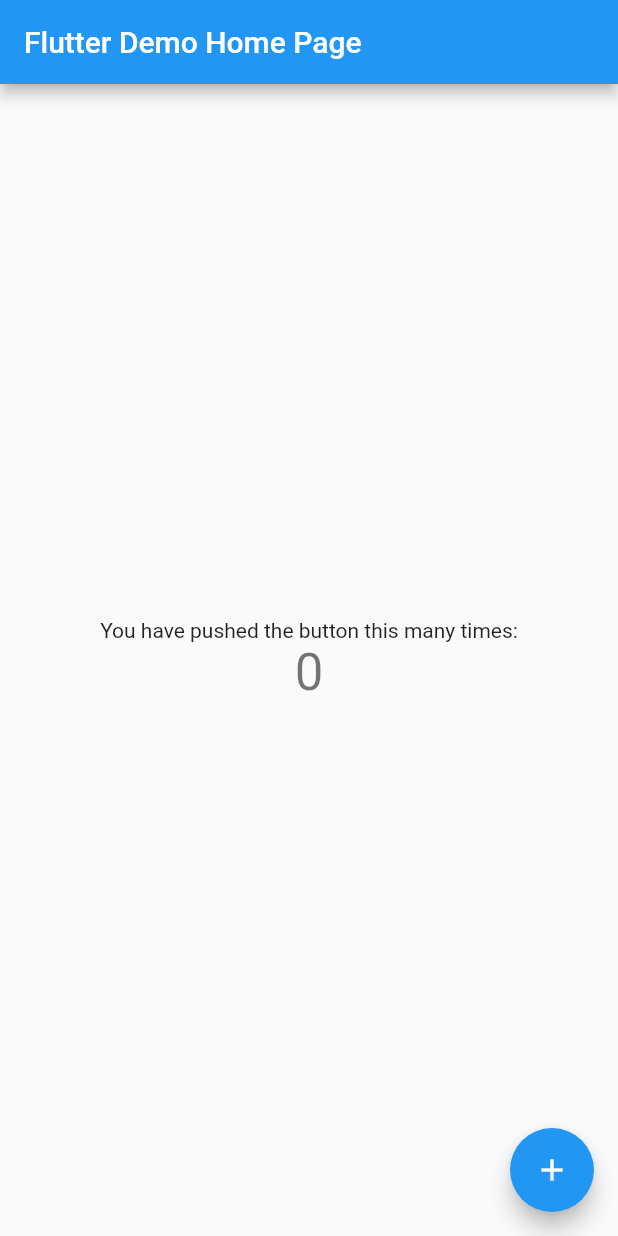
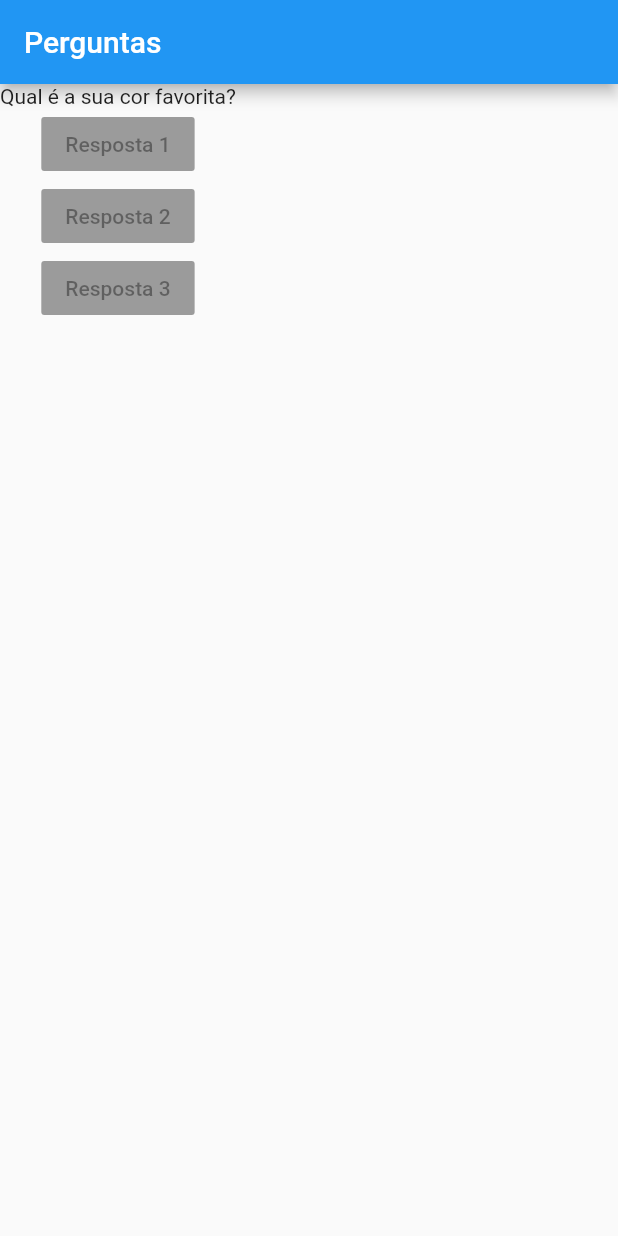
Before and after one commit to goncalvesFe/flutter_introduction, a Flutter app: the screen it shows after launch, on a phone screen of 412 x 824 dp. Run offline on Flutter 3.47's test engine with Material 2 defaults, Android fonts, the phone set to English and light mode, and no system bars.

Commit message:
Start develop the app

```diff
--- a/lib/main.dart
+++ b/lib/main.dart
@@ -1,117 +1,39 @@
 import 'package:flutter/material.dart';
 
-void main() {
-  runApp(MyApp());
-}
+main() => runApp(PerguntaApp());
 
-class MyApp extends StatelessWidget {
-  // This widget is the root of your application.
+class PerguntaApp extends StatelessWidget {
+
   @override
   Widget build(BuildContext context) {
+    final perguntas = [
+      "Qual é a sua cor favorita?",
+      "Qual é o seu animal favorito?"
+    ];
+
     return MaterialApp(
-      title: 'Flutter Demo',
-      theme: ThemeData(
-        // This is the theme of your application.
-        //
-        // Try running your application with "flutter run". You'll see the
-        // application has a blue toolbar. Then, without quitting the app, try
-        // changing the primarySwatch below to Colors.green and then invoke
-        // "hot reload" (press "r" in the console where you ran "flutter run",
-        // or simply save your changes to "hot reload" in a Flutter IDE).
-        // Notice that the counter didn't reset back to zero; the application
-        // is not restarted.
-        primarySwatch: Colors.blue,
-        // This makes the visual density adapt to the platform that you run
-        // the app on. For desktop platforms, the controls will be smaller and
-        // closer together (more dense) than on mobile platforms.
-        visualDensity: VisualDensity.adaptivePlatformDensity,
+      home: Scaffold(
+        appBar: AppBar(
+          title: Text('Perguntas'),
+        ),
+        body: Column(
+          children: [
+            Text(perguntas.elementAt(0)),
+            RaisedButton(
+              child: Text('Resposta 1'),
+              onPressed: null,
+            ),
+            RaisedButton(
+              child: Text('Resposta 2'),
+              onPressed: null,
+            ),
+            RaisedButton(
+              child: Text('Resposta 3'),
+              onPressed: null,
+            )
+          ],
+        ),
       ),
-      home: MyHomePage(title: 'Flutter Demo Home Page'),
     );
   }
 }
-
-class MyHomePage extends StatefulWidget {
-  MyHomePage({Key key, this.title}) : super(key: key);
-
-  // This widget is the home page of your application. It is stateful, meaning
-  // that it has a State object (defined below) that contains fields that affect
-  // how it looks.
-
-  // This class is the configuration for the state. It holds the values (in this
-  // case the title) provided by the parent (in this case the App widget) and
-  // used by the build method of the State. Fields in a Widget subclass are
-  // always marked "final".
-
-  final String title;
-
-  @override
-  _MyHomePageState createState() => _MyHomePageState();
-}
-
-class _MyHomePageState extends State<MyHomePage> {
-  int _counter = 0;
-
-  void _incrementCounter() {
-    setState(() {
-      // This call to setState tells the Flutter framework that something has
-      // changed in this State, which causes it to rerun the build method below
-      // so that the display can reflect the updated values. If we changed
-      // _counter without calling setState(), then the build method would not be
-      // called again, and so nothing would appear to happen.
-      _counter++;
-    });
-  }
-
-  @override
-  Widget build(BuildContext context) {
-    // This method is rerun every time setState is called, for instance as done
-    // by the _incrementCounter method above.
-    //
-    // The Flutter framework has been optimized to make rerunning build methods
-    // fast, so that you can just rebuild anything that needs updating rather
-    // than having to individually change instances of widgets.
-    return Scaffold(
-      appBar: AppBar(
-        // Here we take the value from the MyHomePage object that was created by
-        // the App.build method, and use it to set our appbar title.
-        title: Text(widget.title),
-      ),
-      body: Center(
-        // Center is a layout widget. It takes a single child and positions it
-        // in the middle of the parent.
-        child: Column(
-          // Column is also a layout widget. It takes a list of children and
-          // arranges them vertically. By default, it sizes itself to fit its
-          // children horizontally, and tries to be as tall as its parent.
-          //
-          // Invoke "debug painting" (press "p" in the console, choose the
-          // "Toggle Debug Paint" action from the Flutter Inspector in Android
-          // Studio, or the "Toggle Debug Paint" command in Visual Studio Code)
-          // to see the wireframe for each widget.
-          //
-          // Column has various properties to control how it sizes itself and
-          // how it positions its children. Here we use mainAxisAlignment to
-          // center the children vertically; the main axis here is the vertical
-          // axis because Columns are vertical (the cross axis would be
-          // horizontal).
-          mainAxisAlignment: MainAxisAlignment.center,
-          children: <Widget>[
-            Text(
-              'You have pushed the button this many times:',
-            ),
-            Text(
-              '$_counter',
-              style: Theme.of(context).textTheme.headline4,
-            ),
-          ],
-        ),
-      ),
-      floatingActionButton: FloatingActionButton(
-        onPressed: _incrementCounter,
-        tooltip: 'Increment',
-        child: Icon(Icons.add),
-      ), // This trailing comma makes auto-formatting nicer for build methods.
-    );
-  }
-}
```
